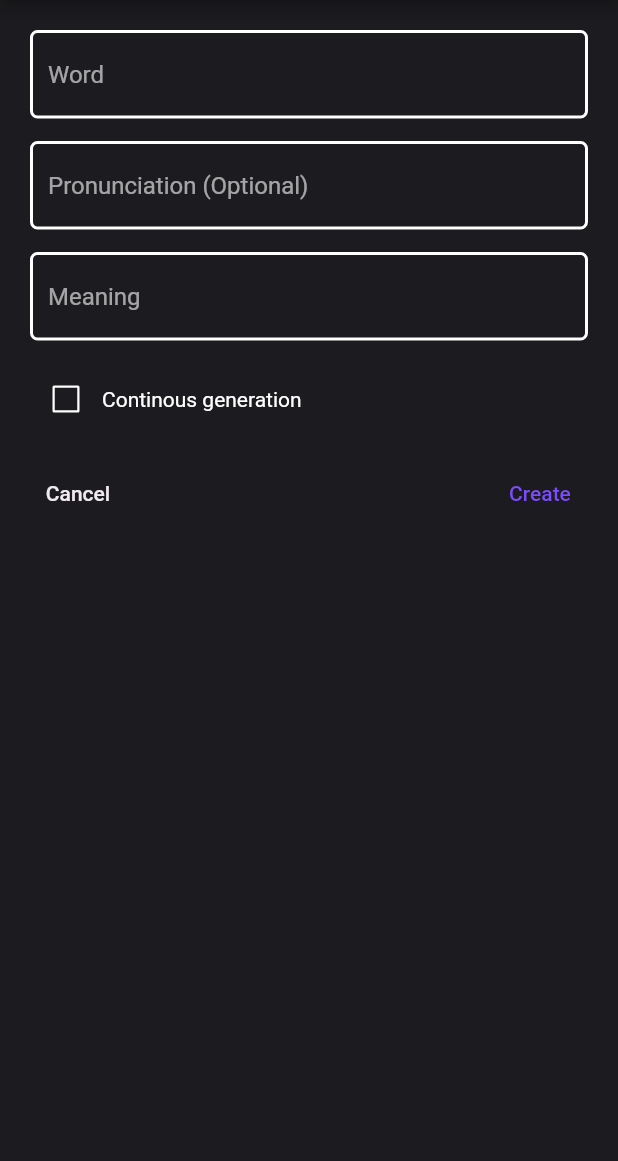
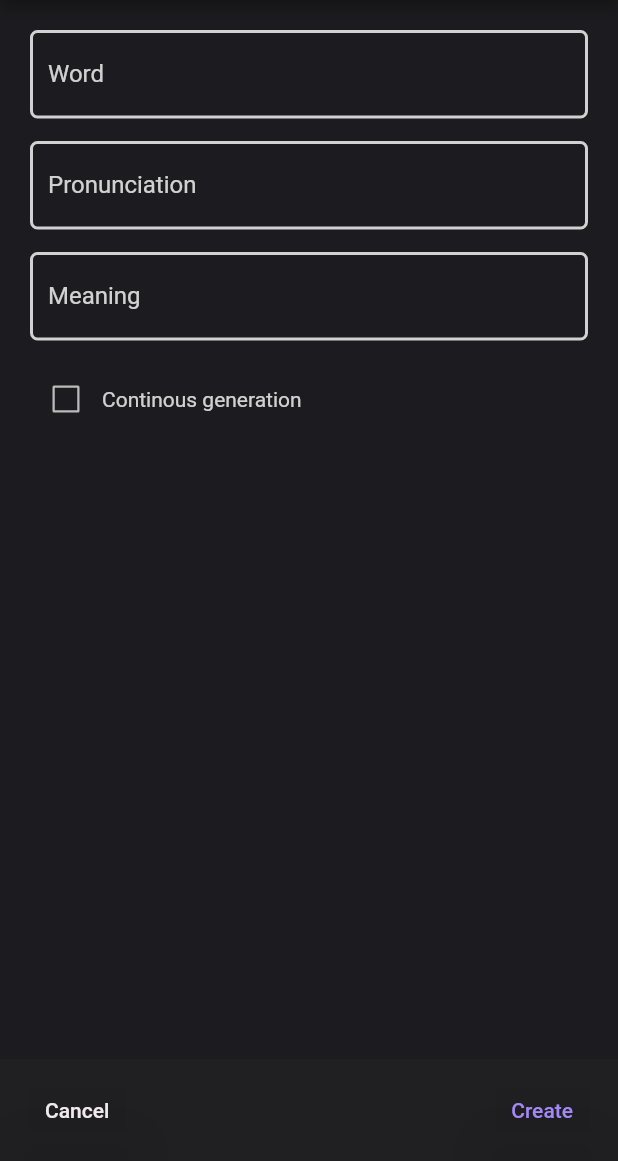
Before and after one commit to Xeno-Song/WordBook, a Flutter app: the WordAddView screen opened directly, on a phone screen of 412 x 824 dp, the part 75-1236 px from its top. Run offline on Flutter 3.47's test engine with Material 2 defaults, Android fonts, the phone set to English and light mode, and no system bars; our stand-ins replace flutter_card_swiper, flutter_spinkit, fluttertoast, sqflite_common, sqflite_common_ffi; missing offline and left inert: flutter_flip_card; accounts and stored records are empty.

Commit message:
[MOD] Imporve word add page's text readablilty

```diff
--- a/lib/View/components/common/colors.dart
+++ b/lib/View/components/common/colors.dart
@@ -4,7 +4,7 @@ import 'package:flutter/material.dart';
 
 class CommonColors {
   static const Color primaryBackgroundColor = Color.fromARGB(0xFF, 0x1C, 0x1B, 0x1F);
-  static const Color secondaryBackgroundColor = Color.fromARGB(0xFF, 0x24, 0x22, 0x28);
+  static const Color secondaryBackgroundColor = Color.fromARGB(0xFF, 0x20, 0x20, 0x23);
 
   static const Color primaryActiveColor = Color.fromARGB(0xFF, 0x52, 0x37, 0x59);
 
@@ -12,5 +12,8 @@ class CommonColors {
   static const Color secondaryForegroundColor = Color.fromARGB(0xFF, 0xc5, 0xc1, 0xc5);
 
   static const Color primaryThemeColor = Colors.deepPurple;
-  static const Color primaryThemeColorBrighter = Colors.deepPurpleAccent;
+  static const Color primaryThemeColorBrighter = Color.fromARGB(0xFF, 0xA5, 0x88, 0xF8);
+
+  static const Color white80 = Color.fromRGBO(0xFF, 0xFF, 0xFF, 0.8);
+  static const Color white90 = Color.fromRGBO(0xFF, 0xFF, 0xFF, 0.9);
 }
--- a/lib/View/components/common/common_text_input_field.dart
+++ b/lib/View/components/common/common_text_input_field.dart
@@ -7,13 +7,15 @@ class CommonTextInputField extends StatefulWidget {
     this.controller,
     this.hint,
     this.padding = const EdgeInsets.fromLTRB(20, 10, 20, 10),
-    this.errorMessage = null,
+    this.errorMessage,
+    this.foregroundColor = Colors.white,
   });
 
   final TextEditingController? controller;
   final String? hint;
   final EdgeInsetsGeometry? padding;
   final String? errorMessage;
+  final Color foregroundColor;
 
   @override
   State<StatefulWidget> createState() {
@@ -29,34 +31,40 @@ class _CommonTextInputFieldState extends State<CommonTextInputField> {
       child: TextField(
         controller: widget.controller,
         decoration: InputDecoration(
-          enabledBorder: const OutlineInputBorder(
+          enabledBorder: OutlineInputBorder(
             borderSide: BorderSide(
-              color: Colors.white,
+              color: widget.foregroundColor,
               width: 2,
             ),
-            borderRadius: BorderRadius.all(Radius.circular(5)),
+            borderRadius: const BorderRadius.all(Radius.circular(5)),
           ),
-          focusedBorder: const OutlineInputBorder(
+          focusedBorder: OutlineInputBorder(
             borderSide: BorderSide(
-              color: Colors.white,
+              color: widget.foregroundColor,
               width: 2,
             ),
-            borderRadius: BorderRadius.all(Radius.circular(5)),
+            borderRadius: const BorderRadius.all(Radius.circular(5)),
           ),
-          labelStyle: const TextStyle(
-            color: Colors.white,
+          labelStyle: TextStyle(
+            color: widget.foregroundColor,
           ),
+          labelText: widget.hint,
           errorStyle: const TextStyle(
             color: Colors.red,
           ),
           hintText: widget.hint,
-          hintStyle: const TextStyle(
-            color: Colors.white60,
+          hintStyle: TextStyle(
+            color: Color.fromRGBO(
+              widget.foregroundColor.red,
+              widget.foregroundColor.green,
+              widget.foregroundColor.blue,
+              widget.foregroundColor.opacity * 0.6,
+            ),
           ),
           errorText: widget.errorMessage,
         ),
-        style: const TextStyle(
-          color: Colors.white,
+        style: TextStyle(
+          color: widget.foregroundColor,
         ),
       ),
     );
--- a/lib/View/word_add.dart
+++ b/lib/View/word_add.dart
@@ -81,22 +81,28 @@ class _WordAddViewState extends State<WordAddView> {
         child: Column(
           crossAxisAlignment: CrossAxisAlignment.stretch,
           children: [
+            Expanded(
+              child: Column(
+                children: [
                   CommonTextInputField(
                     padding: const EdgeInsets.fromLTRB(20, 20, 20, 5),
                     controller: _wordTextEditingController,
                     hint: "Word",
                     errorMessage: wordTextErrorMessage,
+                    foregroundColor: CommonColors.white80,
                   ),
                   CommonTextInputField(
                     padding: const EdgeInsets.fromLTRB(20, 10, 20, 5),
                     controller: _pronunciationTextEditingController,
-              hint: "Pronunciation (Optional)",
+                    hint: "Pronunciation",
+                    foregroundColor: CommonColors.white80,
                   ),
                   CommonTextInputField(
                     padding: const EdgeInsets.fromLTRB(20, 10, 20, 5),
                     controller: _meaningTextEditingController,
                     hint: "Meaning",
                     errorMessage: meaningTextErrorMessage,
+                    foregroundColor: CommonColors.white80,
                   ),
                   Container(
                     margin: const EdgeInsets.fromLTRB(20, 10, 20, 5),
@@ -104,10 +110,10 @@ class _WordAddViewState extends State<WordAddView> {
                       mainAxisAlignment: MainAxisAlignment.start,
                       children: [
                         Checkbox(
-                    checkColor: Colors.white,
+                          checkColor: Colors.white70,
                           activeColor: Colors.purple,
                           side: const BorderSide(
-                      color: Colors.white,
+                            color: Colors.white70,
                             width: 1.5,
                           ),
                           value: _isContinueCreation,
@@ -117,24 +123,35 @@ class _WordAddViewState extends State<WordAddView> {
                             });
                           },
                         ),
-                  const Text(
+                        GestureDetector(
+                          onTap: () => setState(() {
+                            _isContinueCreation = !_isContinueCreation;
+                          }),
+                          child: const Text(
                             style: TextStyle(
-                      color: Colors.white,
+                              color: CommonColors.white80,
                             ),
                             "Continous generation",
+                          ),
+                        ),
+                      ],
+                    ),
                   ),
                 ],
               ),
             ),
             Container(
-              margin: const EdgeInsets.fromLTRB(20, 10, 20, 5),
+              padding: const EdgeInsets.fromLTRB(10, 10, 10, 10),
+              color: CommonColors.secondaryBackgroundColor,
               child: Row(
                 mainAxisAlignment: MainAxisAlignment.spaceBetween,
                 children: [
                   TextButton(
                     style: TextButton.styleFrom(
-                      backgroundColor: CommonColors.primaryBackgroundColor,
+                      padding: const EdgeInsets.fromLTRB(20, 15, 20, 15),
                       foregroundColor: CommonColors.primaryForegroundColor,
+                      elevation: 20,
+                      shadowColor: Colors.black45,
                     ),
                     onPressed: () {
                       gotoBackPage();
@@ -143,8 +160,10 @@ class _WordAddViewState extends State<WordAddView> {
                   ),
                   TextButton(
                     style: TextButton.styleFrom(
-                      backgroundColor: CommonColors.primaryBackgroundColor,
+                      padding: const EdgeInsets.fromLTRB(20, 15, 20, 15),
                       foregroundColor: CommonColors.primaryThemeColorBrighter,
+                      elevation: 20,
+                      shadowColor: Colors.black45,
                     ),
                     onPressed: () {
                       createNewWord();
```
Lines whose indentation alone changed are shown as unchanged.
